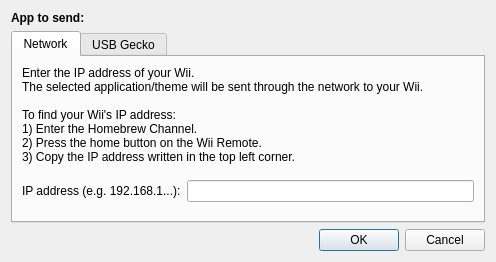
Above: gui/SendDialog.ui from dhtdht020/osc-dl before the change. Below: the same form after it.
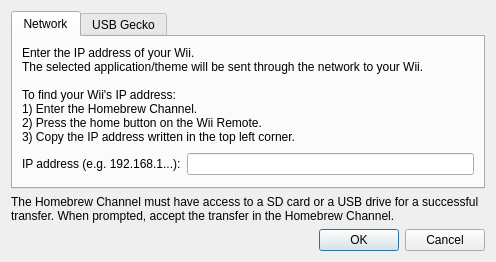
That is the form after the change.

Commit message: Added important notes to the bottom of SendDialog

Diff of the .ui file:
```diff
--- a/gui/SendDialog.ui
+++ b/gui/SendDialog.ui
@@ -14,13 +14,6 @@
    <string>Wii</string>
   </property>
   <layout class="QVBoxLayout" name="verticalLayout">
-   <item>
-    <widget class="QLabel" name="AppToSendLabel">
-     <property name="text">
-      <string>&lt;html&gt;&lt;head/&gt;&lt;body&gt;&lt;p&gt;&lt;span style=&quot; font-weight:700;&quot;&gt;App to send:&lt;/span&gt;&lt;/p&gt;&lt;/body&gt;&lt;/html&gt;</string>
-     </property>
-    </widget>
-   </item>
    <item>
     <layout class="QVBoxLayout" name="verticalLayout_2">
      <item>
@@ -133,6 +126,16 @@
      </item>
     </layout>
    </item>
+   <item>
+    <widget class="QLabel" name="label">
+     <property name="text">
+      <string>The Homebrew Channel must have access to a SD card or a USB drive for a successful transfer. When prompted, accept the transfer in the Homebrew Channel.</string>
+     </property>
+     <property name="wordWrap">
+      <bool>true</bool>
+     </property>
+    </widget>
+   </item>
    <item>
     <widget class="QDialogButtonBox" name="buttonBox">
      <property name="standardButtons">
```
The commit also changes 2 other files.
